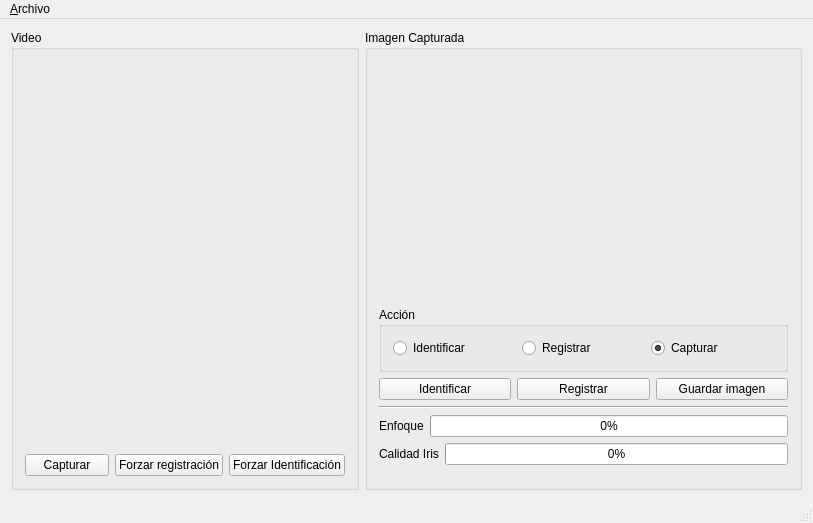
Before: the Qt Designer form ui-c++/mainwindow.ui in mottalli/horus, drawn with Qt 5.
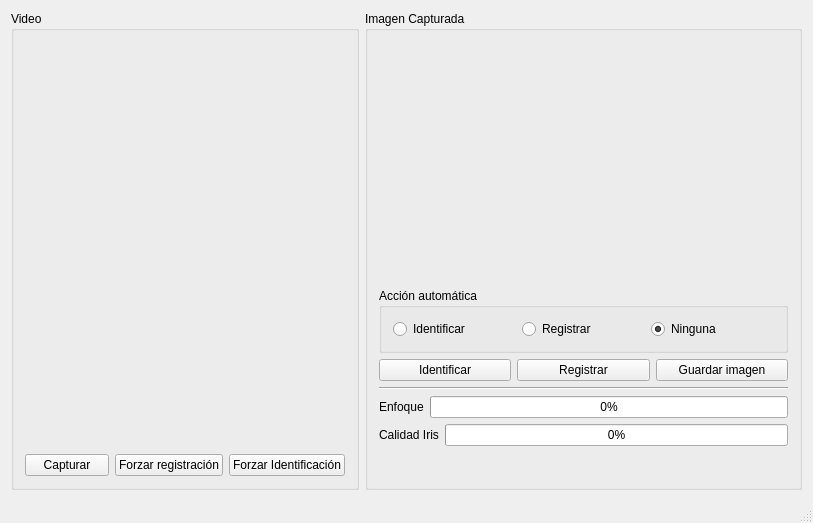
After: the same form once the commit is applied. Custom widgets are drawn as their Qt base class.

Diff of the .ui file:
```diff
--- a/ui-c++/mainwindow.ui
+++ b/ui-c++/mainwindow.ui
@@ -78,7 +78,7 @@
        <item row="1" column="0">
         <widget class="QGroupBox" name="groupBox_4">
          <property name="title">
-          <string>Acción</string>
+          <string>Acción automática</string>
          </property>
          <layout class="QGridLayout" name="gridLayout_4">
           <item row="0" column="0">
@@ -100,7 +100,7 @@
             <item>
              <widget class="QRadioButton" name="radioCapturar">
               <property name="text">
-               <string>Capturar</string>
+               <string>Ninguna</string>
               </property>
               <property name="checked">
                <bool>true</bool>
@@ -208,14 +208,6 @@
      <height>25</height>
     </rect>
    </property>
-   <widget class="QMenu" name="menu_Archivo">
-    <property name="title">
-     <string>&amp;Archivo</string>
-    </property>
-    <addaction name="action_Par_metros"/>
-    <addaction name="action_Procesar_archivo"/>
-   </widget>
-   <addaction name="menu_Archivo"/>
   </widget>
   <widget class="QStatusBar" name="statusBar"/>
   <action name="actionE_xit">
```
Left out of the diff: 16 changed lines with no effect on the pictures.
